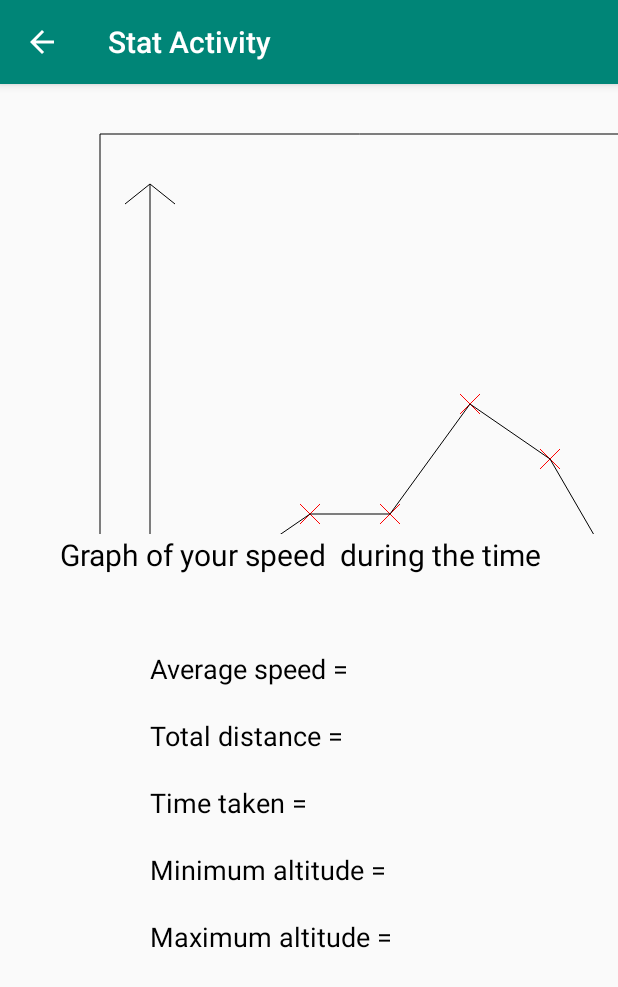
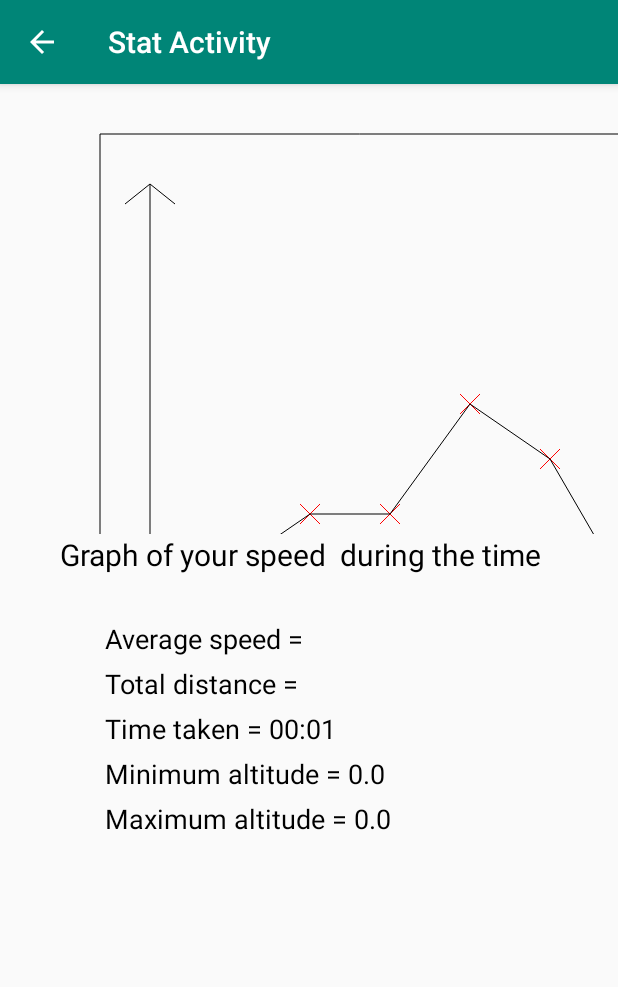
Before and after one commit to GauthierDenglos/AndroidGpsXplorer, an Android app: the screen it shows after launch (statActivity), after a tap on "STOP !", on a phone screen of 412 x 824 dp. Shown: the top 987 px of the screen. Run offline under Robolectric (Android 15) with nearby library versions, the phone set to English and light mode, and no system bars; 1 other tap on this screen came first.

Commit message:
AJout second activity

```diff
--- a/trailXplorer/app/src/main/java/com/javahelps/trailxplorer/MainActivity.java
+++ b/trailXplorer/app/src/main/java/com/javahelps/trailxplorer/MainActivity.java
@@ -22,7 +22,7 @@ import android.widget.Toast;
 public class MainActivity extends AppCompatActivity implements LocationListener {
 
     //Stopwatch variable. Allows to create and increment the timer
-    private Chronometer chronometer;
+    private static Chronometer chronometer;
     private long pauseOffset = 0;
     private boolean running;
 
@@ -35,7 +35,11 @@ public class MainActivity extends AppCompatActivity implements LocationListener
     private Location location;
     private double latitude;
     private double longitude;
-    private double altitude;
+    private static double altitude;
+
+    //variable used in the second activity
+    private static double maxAtlitude;
+    private static double minAtlitude;
 
     @Override
     protected void onCreate(Bundle savedInstanceState) {
@@ -50,7 +54,6 @@ public class MainActivity extends AppCompatActivity implements LocationListener
         Button stopBtn = (Button) findViewById(R.id.launchActivity);
         Button startBtn = (Button) findViewById(R.id.createGpx);
         Button resetBtn = (Button) findViewById(R.id.resetAll);
-        //Button pauseBtn = (Button) findViewById(R.id.pauseChrono);
 
         stopBtn.setOnClickListener(new View.OnClickListener() {
             @Override
@@ -72,13 +75,6 @@ public class MainActivity extends AppCompatActivity implements LocationListener
                 resetChronometer(v);
             }
         });
-
-        /*pauseBtn.setOnClickListener(new View.OnClickListener() {
-            @Override
-            public void onClick(View v) {
-                pauseChronometer(v);
-            }
-        });*/
 
         textview_lat = (TextView) findViewById(R.id.textview_lat);
         textview_long = (TextView) findViewById(R.id.textview_long);
@@ -152,17 +148,24 @@ public class MainActivity extends AppCompatActivity implements LocationListener
 
     }
 
-    /*public void pauseChronometer (View v){
-        if(running){
-            chronometer.stop();
-            pauseOffset = SystemClock.elapsedRealtime() - chronometer.getBase();
-            running = false;
-        }
-
-    }*/
-
     public void resetChronometer (View v){
         chronometer.setBase(SystemClock.elapsedRealtime());
         pauseOffset = 0;
     }
+
+    public static double getMaxAtlitude(){
+        if (maxAtlitude < altitude)
+            maxAtlitude = altitude;
+        return maxAtlitude;
+    }
+
+    public static double getMinAtlitude(){
+        if (altitude < minAtlitude)
+            minAtlitude = altitude;
+        return minAtlitude;
+    }
+
+    public static Chronometer getTimer(){
+        return chronometer;
+    }
 }
--- a/trailXplorer/app/src/main/java/com/javahelps/trailxplorer/statActivity.java
+++ b/trailXplorer/app/src/main/java/com/javahelps/trailxplorer/statActivity.java
@@ -1,16 +1,22 @@
 package com.javahelps.trailxplorer;
 
-import android.annotation.SuppressLint;
-import android.content.Context;
-import android.location.Location;
-import android.location.LocationListener;
-import android.location.LocationManager;
 import android.support.v7.app.ActionBar;
 import android.support.v7.app.AppCompatActivity;
 import android.os.Bundle;
+import android.widget.Chronometer;
 import android.widget.TextView;
 
 public class statActivity extends AppCompatActivity {
+
+    double minAltitude = MainActivity.getMinAtlitude();
+    double maxAltitude = MainActivity.getMaxAtlitude();
+    Chronometer chronometer = MainActivity.getTimer();
+
+    TextView maxAlt_txt;
+    TextView minAlt_txt;
+    TextView aveSpeed_txt;
+    TextView maxDist_txt;
+    TextView maxTime_txt;
 
     @Override
     protected void onCreate(Bundle savedInstanceState) {
@@ -20,6 +26,18 @@ public class statActivity extends AppCompatActivity {
         ActionBar actionBar = getSupportActionBar();
         actionBar.setTitle("Stat Activity");
 
+        maxAlt_txt = (TextView) findViewById(R.id.maxAlt);
+        minAlt_txt = (TextView) findViewById(R.id.minAlt);
+        aveSpeed_txt = (TextView) findViewById(R.id.aveSpeed);
+        maxDist_txt = (TextView) findViewById(R.id.maxDist);
+        maxTime_txt = (TextView) findViewById(R.id.maxTime);
+
+        maxAlt_txt.setText("Maximum altitude = " + maxAltitude);
+        minAlt_txt.setText("Minimum altitude = " + minAltitude);
+        maxTime_txt.setText("Time taken = " + chronometer.getText().toString());
+
         CustomView customView = new CustomView(this);
     }
+
+
 }
--- a/trailXplorer/app/src/main/res/layout/activity_stat.xml
+++ b/trailXplorer/app/src/main/res/layout/activity_stat.xml
@@ -17,55 +17,58 @@
         android:layout_height="wrap_content"
         android:textSize="20dp"
         android:text="Graph of your speed  during the time "
-        android:layout_marginBottom="50dp"
+        android:layout_marginBottom="30dp"
         android:layout_marginLeft="40dp"
         android:textColor="@android:color/black"/>
 
         <TextView
             android:layout_width="match_parent"
             android:layout_height="wrap_content"
+            android:id="@+id/aveSpeed"
             android:text="Average speed = "
             android:textSize="18dp"
-            android:layout_marginBottom="20dp"
-            android:layout_marginLeft="100dp"
+            android:layout_marginBottom="5dp"
+            android:layout_marginLeft="70dp"
             android:textColor="@android:color/black"/>
 
         <TextView
             android:layout_width="match_parent"
             android:layout_height="wrap_content"
+            android:id="@+id/maxDist"
             android:text="Total distance = "
             android:textSize="18dp"
-            android:layout_marginBottom="20dp"
-            android:layout_marginLeft="100dp"
+            android:layout_marginBottom="5dp"
+            android:layout_marginLeft="70dp"
             android:textColor="@android:color/black"/>
 
         <TextView
             android:layout_width="match_parent"
             android:layout_height="wrap_content"
+            android:id="@+id/maxTime"
             android:text="Time taken = "
             android:textSize="18dp"
-            android:layout_marginBottom="20dp"
-            android:layout_marginLeft="100dp"
+            android:layout_marginBottom="5dp"
+            android:layout_marginLeft="70dp"
             android:textColor="@android:color/black"/>
 
         <TextView
             android:layout_width="match_parent"
             android:layout_height="wrap_content"
+            android:id="@+id/minAlt"
             android:text="Minimum altitude = "
             android:textSize="18dp"
-            android:layout_marginBottom="20dp"
-            android:layout_marginLeft="100dp"
+            android:layout_marginBottom="5dp"
+            android:layout_marginLeft="70dp"
             android:textColor="@android:color/black"/>
 
         <TextView
             android:layout_width="match_parent"
             android:layout_height="wrap_content"
+            android:id="@+id/maxAlt"
             android:text="Maximum altitude = "
             android:textSize="18dp"
-            android:layout_marginBottom="20dp"
-            android:layout_marginLeft="100dp"
+            android:layout_marginBottom="5dp"
+            android:layout_marginLeft="70dp"
             android:textColor="@android:color/black"/>
 
-
-
 </LinearLayout>
```
